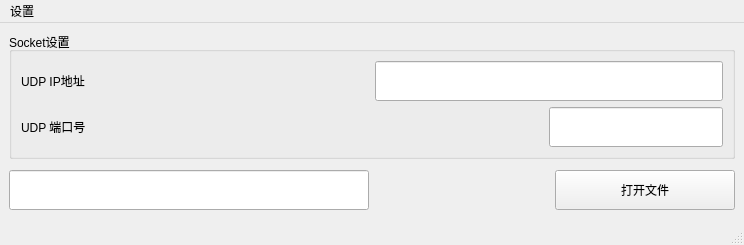
Above: window.ui from DWINDT5/udp_app before the change. Below: the same form after it.
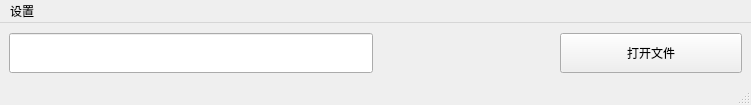
That is the form after the change.

```diff
--- a/window.ui
+++ b/window.ui
@@ -6,105 +6,15 @@
    <rect>
     <x>0</x>
     <y>0</y>
-    <width>744</width>
-    <height>245</height>
+    <width>751</width>
+    <height>105</height>
    </rect>
   </property>
   <property name="windowTitle">
    <string>MainWindow</string>
   </property>
   <widget class="QWidget" name="centralwidget">
-   <layout class="QVBoxLayout" name="verticalLayout_2" stretch="2,1,1,1">
-    <item>
-     <widget class="QGroupBox" name="groupBox">
-      <property name="title">
-       <string>Socket设置</string>
-      </property>
-      <layout class="QVBoxLayout" name="verticalLayout">
-       <item>
-        <layout class="QHBoxLayout" name="horizontalLayout_2" stretch="1,1,2">
-         <item>
-          <widget class="QLabel" name="label">
-           <property name="text">
-            <string>UDP IP地址</string>
-           </property>
-          </widget>
-         </item>
-         <item>
-          <spacer name="horizontalSpacer">
-           <property name="orientation">
-            <enum>Qt::Horizontal</enum>
-           </property>
-           <property name="sizeHint" stdset="0">
-            <size>
-             <width>40</width>
-             <height>20</height>
-            </size>
-           </property>
-          </spacer>
-         </item>
-         <item>
-          <widget class="QLineEdit" name="udpIp">
-           <property name="minimumSize">
-            <size>
-             <width>0</width>
-             <height>40</height>
-            </size>
-           </property>
-          </widget>
-         </item>
-        </layout>
-       </item>
-       <item>
-        <layout class="QHBoxLayout" name="horizontalLayout_3" stretch="1,2,1">
-         <item>
-          <widget class="QLabel" name="label_2">
-           <property name="text">
-            <string>UDP 端口号</string>
-           </property>
-          </widget>
-         </item>
-         <item>
-          <spacer name="horizontalSpacer_2">
-           <property name="orientation">
-            <enum>Qt::Horizontal</enum>
-           </property>
-           <property name="sizeHint" stdset="0">
-            <size>
-             <width>40</width>
-             <height>20</height>
-            </size>
-           </property>
-          </spacer>
-         </item>
-         <item>
-          <widget class="QLineEdit" name="udpPort">
-           <property name="minimumSize">
-            <size>
-             <width>0</width>
-             <height>40</height>
-            </size>
-           </property>
-          </widget>
-         </item>
-        </layout>
-       </item>
-      </layout>
-     </widget>
-    </item>
-    <item>
-     <spacer name="verticalSpacer">
-      <property name="orientation">
-       <enum>Qt::Vertical</enum>
-      </property>
-      <property name="sizeHint" stdset="0">
-       <size>
-        <width>20</width>
-        <height>0</height>
-       </size>
-      </property>
-     </spacer>
-    </item>
+   <layout class="QVBoxLayout" name="verticalLayout_2" stretch="1">
     <item>
      <layout class="QHBoxLayout" name="horizontalLayout" stretch="2,1,1">
       <item>
@@ -115,6 +25,12 @@
           <height>40</height>
          </size>
         </property>
+        <property name="echoMode">
+         <enum>QLineEdit::Normal</enum>
+        </property>
+        <property name="readOnly">
+         <bool>true</bool>
+        </property>
        </widget>
       </item>
       <item>
@@ -145,19 +61,6 @@
       </item>
      </layout>
     </item>
-    <item>
-     <spacer name="verticalSpacer_2">
-      <property name="orientation">
-       <enum>Qt::Vertical</enum>
-      </property>
-      <property name="sizeHint" stdset="0">
-       <size>
-        <width>20</width>
-        <height>0</height>
-       </size>
-      </property>
-     </spacer>
-    </item>
    </layout>
   </widget>
   <widget class="QMenuBar" name="menubar">
@@ -165,7 +68,7 @@
     <rect>
      <x>0</x>
      <y>0</y>
-     <width>744</width>
+     <width>751</width>
      <height>23</height>
     </rect>
    </property>
```
